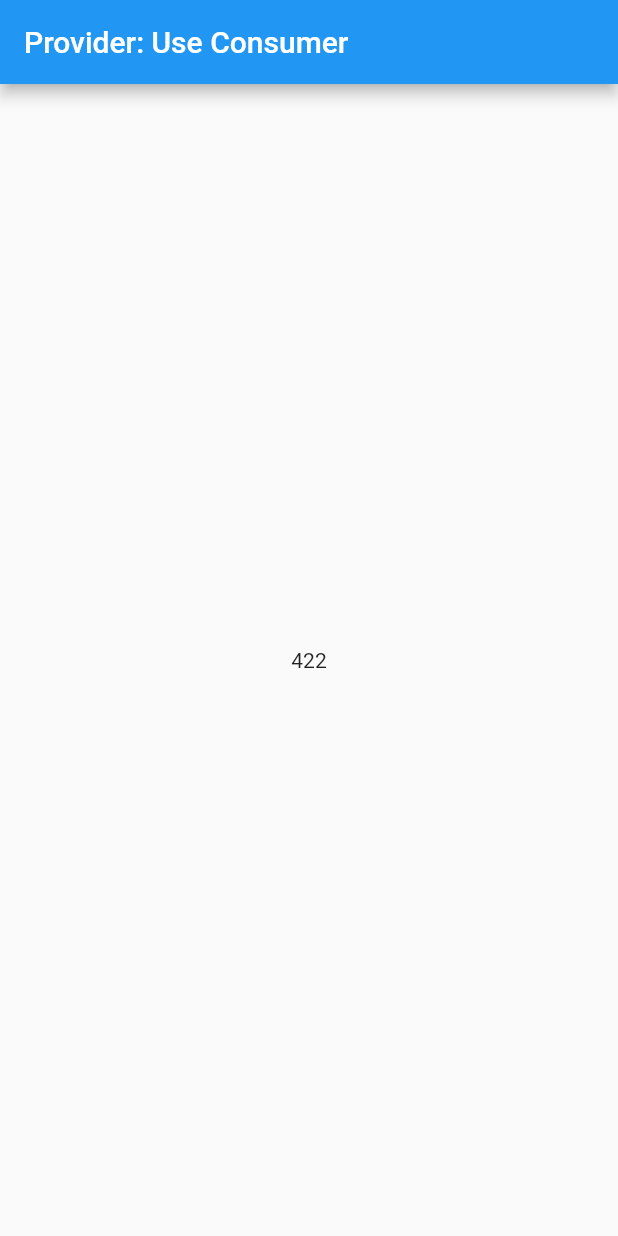
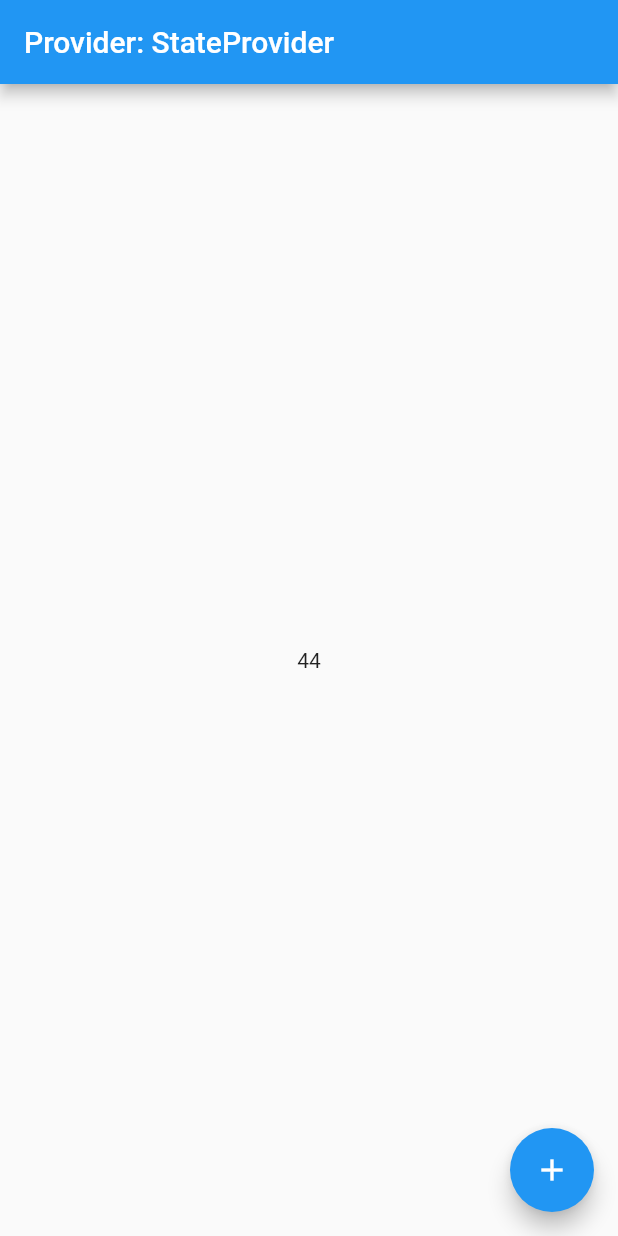
Before and after one commit to MyoMin-Latt/flutter-riverpod, a Flutter app: the screen it shows after launch, on a phone screen of 412 x 824 dp. Run offline on Flutter 3.47's test engine with Material 2 defaults, Android fonts, the phone set to English and light mode, and no system bars; our stand-ins replace hooks_riverpod.

Commit message:
provider: numberStateProvider

```diff
--- a/lib/main.dart
+++ b/lib/main.dart
@@ -1,7 +1,7 @@
 import 'package:flutter/material.dart';
 import 'package:hooks_riverpod/hooks_riverpod.dart';
-import 'package:state_flutter_riverpod/provider_page.dart';
-import 'package:state_flutter_riverpod/provider_page2.dart';
+
+import 'state_provider_page.dart';
 
 void main() {
   runApp(const ProviderScope(child: MyApp()));
@@ -13,7 +13,7 @@ class MyApp extends StatelessWidget {
   @override
   Widget build(BuildContext context) {
     return const MaterialApp(
-      home: ProviderPage2(),
+      home: StateProviderPage(),
     );
   }
 }
--- /dev/null
+++ b/lib/state_provider_page.dart
@@ -0,0 +1,37 @@
+import 'package:flutter/material.dart';
+import 'package:hooks_riverpod/hooks_riverpod.dart';
+
+final numberProvider = Provider<int>((ref) {
+  return 42;
+});
+
+final numberStateProvider = StateProvider<int>((ref) {
+  return 44;
+});
+
+class StateProviderPage extends ConsumerWidget {
+  const StateProviderPage({Key? key}) : super(key: key);
+
+  @override
+  Widget build(BuildContext context, WidgetRef ref) {
+    final number = ref.watch(numberProvider);
+    final numberState = ref.watch(numberStateProvider);
+    return Scaffold(
+      appBar: AppBar(
+        title: const Text('Provider: StateProvider'),
+      ),
+      body: Center(
+        child: Text(numberState.toString()),
+      ),
+      floatingActionButton: FloatingActionButton(
+        // backgroundColor: Colors.green,
+        onPressed: () => increment(ref),
+        child: const Icon(Icons.add),
+      ),
+    );
+  }
+
+  void increment(WidgetRef ref) {
+    ref.read(numberStateProvider.notifier).state++;
+  }
+}
```
